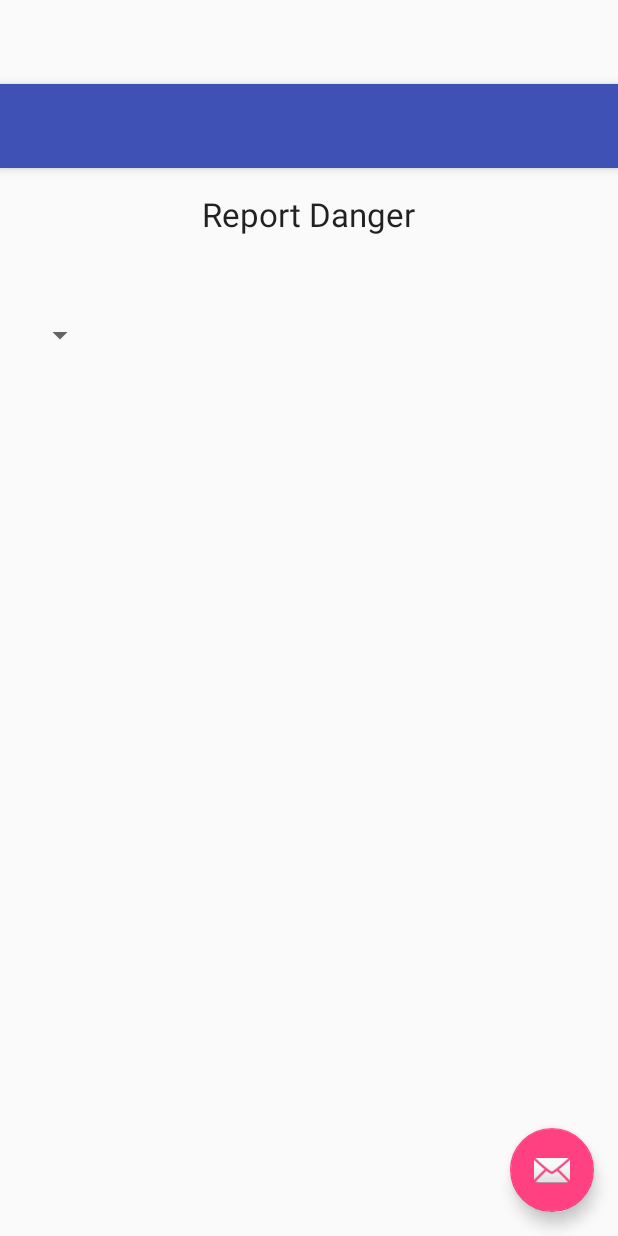
After one commit to Natashachorba/safeplaceapp, an Android app: the layout activity_report.xml on its own in the app's theme, with its tools: preview values and no code run, on a phone screen of 412 x 824 dp. The commit adds this screen. Run offline under Robolectric (Android 15) with nearby library versions, the phone set to English and light mode, and no system bars.

Commit message:
added report page

```diff
--- /dev/null
+++ b/DngrZ1/app/src/main/res/layout/activity_report.xml
@@ -0,0 +1,25 @@
+<?xml version="1.0" encoding="utf-8"?>
+<android.support.design.widget.CoordinatorLayout
+    xmlns:android="http://schemas.android.com/apk/res/android"
+    xmlns:app="http://schemas.android.com/apk/res-auto"
+    xmlns:tools="http://schemas.android.com/tools" android:layout_width="match_parent"
+    android:layout_height="match_parent" android:fitsSystemWindows="true"
+    tools:context="com.example.vidya.dngrz1.Report">
+
+    <android.support.design.widget.AppBarLayout android:layout_height="wrap_content"
+        android:layout_width="match_parent" android:theme="@style/AppTheme.AppBarOverlay">
+
+        <android.support.v7.widget.Toolbar android:id="@+id/toolbar"
+            android:layout_width="match_parent" android:layout_height="?attr/actionBarSize"
+            android:background="?attr/colorPrimary" app:popupTheme="@style/AppTheme.PopupOverlay" />
+
+    </android.support.design.widget.AppBarLayout>
+
+    <include layout="@layout/content_report" />
+
+    <android.support.design.widget.FloatingActionButton android:id="@+id/fab"
+        android:layout_width="wrap_content" android:layout_height="wrap_content"
+        android:layout_gravity="bottom|end" android:layout_margin="@dimen/fab_margin"
+        android:src="@android:drawable/ic_dialog_email" />
+
+</android.support.design.widget.CoordinatorLayout>
--- /dev/null
+++ b/DngrZ1/app/src/main/res/layout/content_report.xml
@@ -0,0 +1,29 @@
+<?xml version="1.0" encoding="utf-8"?>
+<RelativeLayout xmlns:android="http://schemas.android.com/apk/res/android"
+    xmlns:tools="http://schemas.android.com/tools"
+    xmlns:app="http://schemas.android.com/apk/res-auto" android:layout_width="match_parent"
+    android:layout_height="match_parent" android:paddingLeft="@dimen/activity_horizontal_margin"
+    android:paddingRight="@dimen/activity_horizontal_margin"
+    android:paddingTop="@dimen/activity_vertical_margin"
+    android:paddingBottom="@dimen/activity_vertical_margin"
+    app:layout_behavior="@string/appbar_scrolling_view_behavior"
+    tools:showIn="@layout/activity_report" tools:context="com.example.vidya.dngrz1.Report">
+
+    <TextView
+        android:layout_width="wrap_content"
+        android:layout_height="wrap_content"
+        android:textAppearance="?android:attr/textAppearanceLarge"
+        android:text="Report Danger"
+        android:id="@+id/textView5"
+        android:layout_alignParentTop="true"
+        android:layout_centerHorizontal="true" />
+
+    <Spinner
+        android:layout_width="wrap_content"
+        android:layout_height="wrap_content"
+        android:id="@+id/spinner"
+        android:spinnerMode="dropdown"
+        android:layout_below="@+id/textView5"
+        android:layout_alignParentStart="true"
+        android:layout_marginTop="54dp" />
+</RelativeLayout>
--- a/DngrZ1/app/src/main/res/values/strings.xml
+++ b/DngrZ1/app/src/main/res/values/strings.xml
@@ -22,4 +22,5 @@
     <string name="navigation_drawer_close">Close navigation drawer</string>
 
     <string name="action_settings">Settings</string>
+    <string name="title_activity_report">Report</string>
 </resources>
```
Also changed, not shown: DngrZ1/app/src/main/AndroidManifest.xml (+9 -0 lines), DngrZ1/app/src/main/java/com/example/vidya/dngrz1/Report.java (added, +30 -0 lines), DngrZ1/app/src/main/assets/fonts/neuropolitical.regular.ttf (added).
